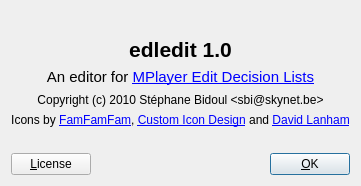
Above: edledit/edledit_about.ui from sbidoul/edledit before the change. Below: the same form after it.
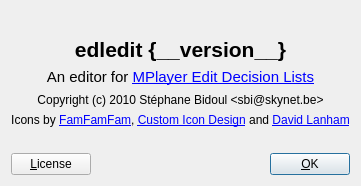
That is the form after the change. Icons and pictures are not drawn.

Commit message: Use __version__ string in About box

Patch:
```diff
--- a/edledit/edledit_about.ui
+++ b/edledit/edledit_about.ui
@@ -90,7 +90,7 @@
         </font>
        </property>
        <property name="text">
-        <string>edledit 1.0</string>
+        <string>edledit {__version__}</string>
        </property>
        <property name="alignment">
         <set>Qt::AlignCenter</set>
```
Left out of the diff: 18 changed lines with no effect on the pictures. The commit also changes 2 other files.
